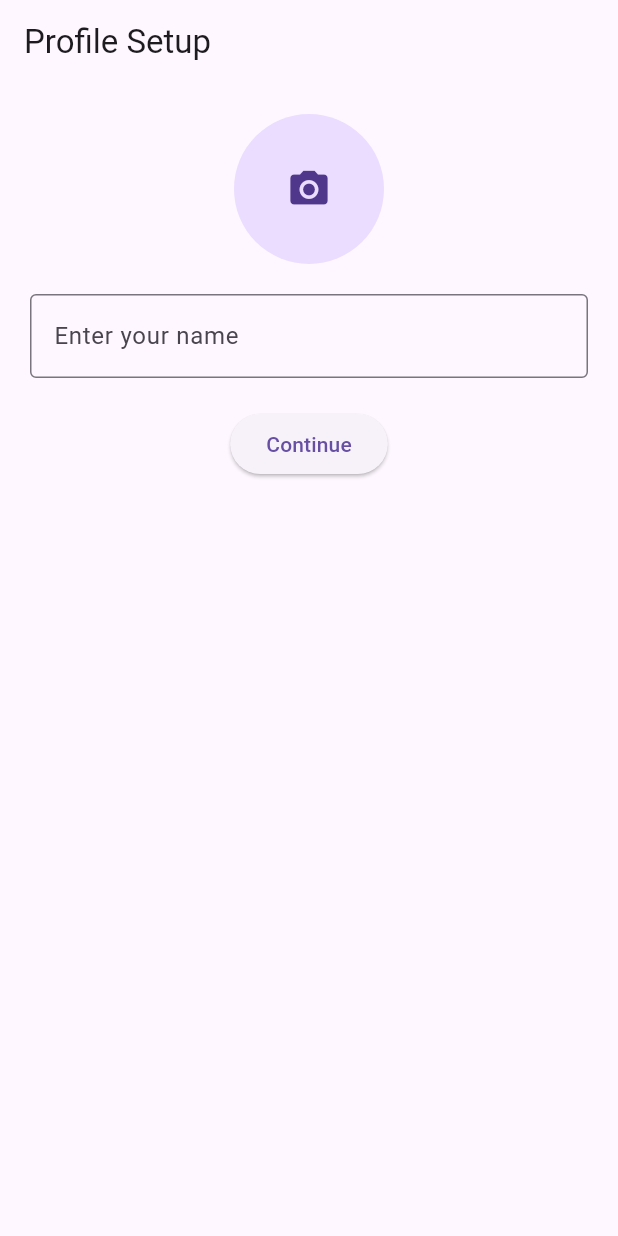
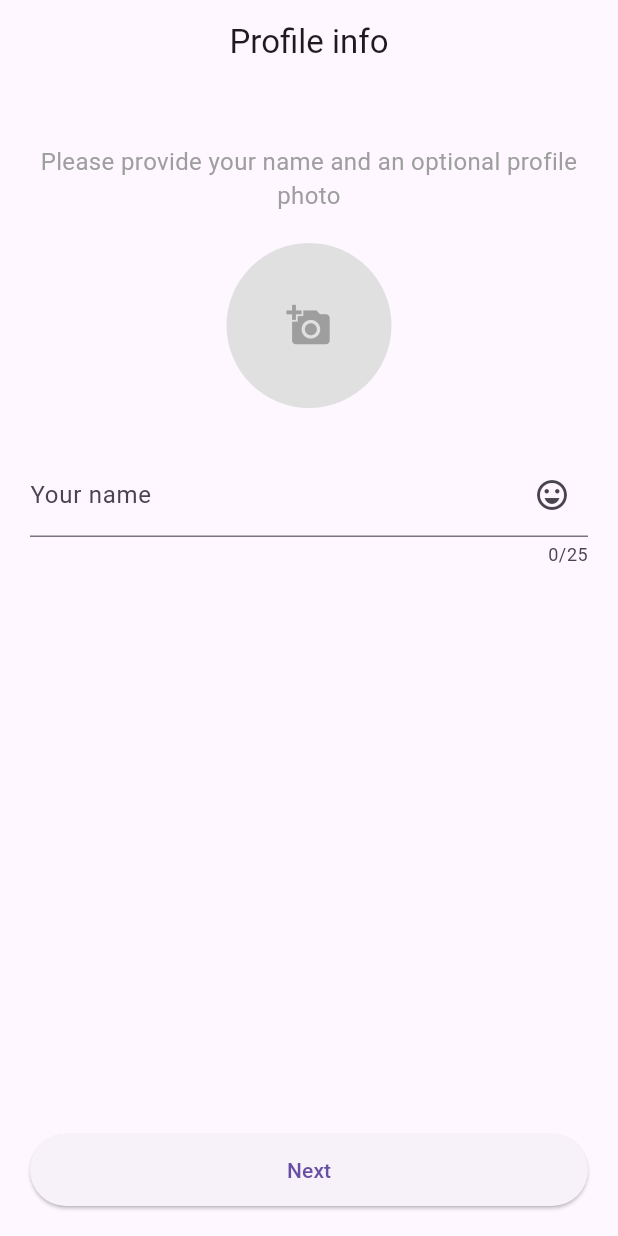
Before and after one commit to Keshav757/aakashavani, a Flutter app: the screen it shows after launch, on a phone screen of 412 x 824 dp. Run offline on Flutter 3.47's test engine with Material 3 defaults, Android fonts, the phone set to English and light mode, and no system bars; our stand-ins replace firebase_auth, firebase_core, image_picker; accounts and stored records are empty.

Commit message:
Updated profile setup UI with instruction text and layout changes

```diff
--- a/lib/screens/profile_setup_screen.dart
+++ b/lib/screens/profile_setup_screen.dart
@@ -41,37 +41,58 @@ class _ProfileSetupScreenState extends State<ProfileSetupScreen> {
   @override
   Widget build(BuildContext context) {
     return Scaffold(
-      appBar: AppBar(title: const Text("Profile Setup")),
+      appBar: AppBar(centerTitle: true,title: const Text("Profile info")),
       body: Padding(
         padding: const EdgeInsets.all(20),
         child: Column(
+            crossAxisAlignment: CrossAxisAlignment.center,
             children: [
+            const SizedBox(height: 20),
+            const Text(
+                "Please provide your name and an optional profile photo",
+                textAlign: TextAlign.center,
+                style: TextStyle(fontSize: 16, color: Colors.grey),
+            ),
+            const SizedBox(height: 20),
             GestureDetector(
                 onTap: _pickImage,
                 child: CircleAvatar(
-                radius: 50,
+                radius: 55,
+                backgroundColor: Colors.grey[300],
                 backgroundImage: _image != null ? FileImage(_image!) : null,
                 child: _image == null
-                    ? const Icon(Icons.camera_alt, size: 30)
+                    ? const Icon(Icons.add_a_photo, size: 30, color: Colors.grey)
                     : null,
                 ),
             ),
-            const SizedBox(height: 20),
+            const SizedBox(height: 30),
             TextField(
                 controller: _nameController,
+                maxLength: 25,
                 decoration: const InputDecoration(
-                labelText: "Enter your name",
-                border: OutlineInputBorder(),
+                labelText: "Your name",
+                border: UnderlineInputBorder(),
+                suffixIcon: Icon(Icons.emoji_emotions_outlined),
                 ),
             ),
-            const SizedBox(height: 20),
-            ElevatedButton(
+            const Spacer(),
+            SizedBox(
+                width: double.infinity,
+                child: ElevatedButton(
+                style: ElevatedButton.styleFrom(
+                    shape: RoundedRectangleBorder(
+                    borderRadius: BorderRadius.circular(25),
+                    ),
+                    padding: const EdgeInsets.symmetric(vertical: 14),
+                ),
                 onPressed: _onContinue,
-              child: const Text("Continue"),
+                child: const Text("Next"),
+                ),
             ),
             ],
         ),
         ),
+
     );
   }
 }
```
Lines whose indentation alone changed are shown as unchanged.
